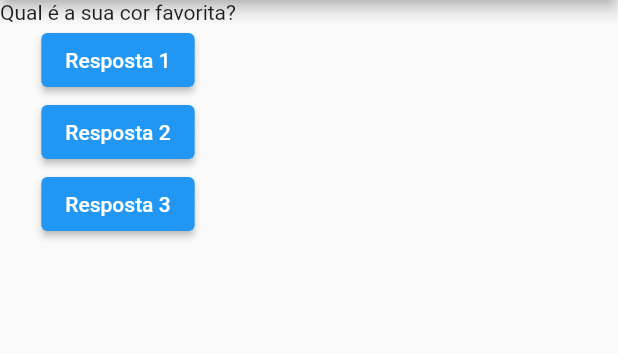
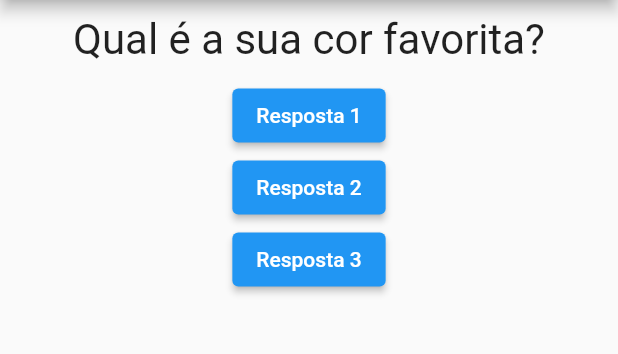
Before and after one commit to Deeved/projeto_perguntas, a Flutter app: the screen it shows after launch, on a phone screen of 412 x 824 dp, the part 84-438 px from its top. Run offline on Flutter 3.47's test engine with Material 2 defaults, Android fonts, the phone set to English and light mode, and no system bars.

Commit message:
Aplicando estilo ao Widget Questão

```diff
--- a/lib/main.dart
+++ b/lib/main.dart
@@ -32,7 +32,7 @@ class _PerguntaAppState extends State<PerguntaApp> {
           Questao(perguntas[_perguntaSelecionada]),
           ElevatedButton(
             child: Text('Resposta 1'),
-            onPressed: _responder
+            onPressed: _responder,
             ),
           ElevatedButton(
             child: Text('Resposta 2'),
--- a/lib/questao.dart
+++ b/lib/questao.dart
@@ -8,6 +8,14 @@ class Questao extends StatelessWidget {
 
   @override
   Widget build(BuildContext context) {
-    return Text(texto);
+    return Container(
+      width: double.infinity,
+      margin: EdgeInsets.all(10),
+      child: Text(
+        texto,
+        style: TextStyle(fontSize: 28),
+        textAlign: TextAlign.center,
+      ),
+    );
   }
 }
```
